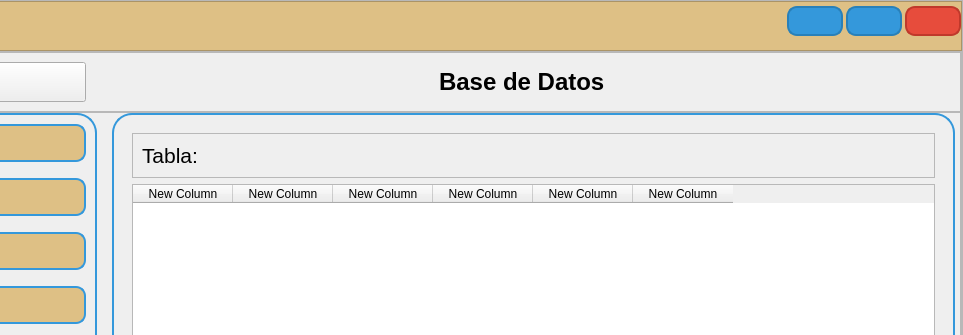
Before: the Qt Designer form interfaz.ui in Angelggp/Angelggp, drawn with Qt 5; both pictures show x 208 to 1171 and y 0 to 335 of the 1171 by 882 pixel window.
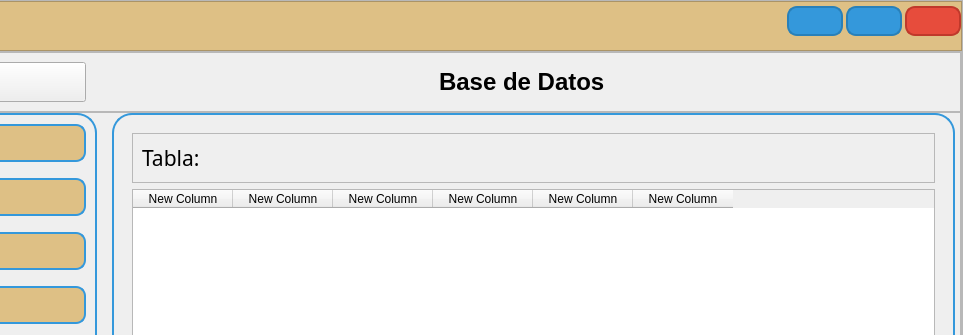
After: the same form once the commit is applied. The open tabs and pages were chosen to show the change. Icons and pictures are not drawn.

What changed in the file:
```diff
--- a/interfaz.ui
+++ b/interfaz.ui
@@ -629,7 +629,12 @@
                          </property>
                          <property name="font">
                           <font>
+                           <family>Yu Gothic UI Semibold</family>
                            <pointsize>16</pointsize>
+                           <weight>50</weight>
+                           <bold>false</bold>
+                           <underline>false</underline>
+                           <strikeout>false</strikeout>
                           </font>
                          </property>
                          <property name="text">
@@ -641,7 +646,10 @@
                         <widget class="QLabel" name="lb_nombre_tb">
                          <property name="font">
                           <font>
+                           <family>Yu Gothic UI Light</family>
                            <pointsize>16</pointsize>
+                           <strikeout>false</strikeout>
+                           <kerning>true</kerning>
                           </font>
                          </property>
                          <property name="text">
```
Left out of the diff: 3 changed lines with no effect on the pictures.
